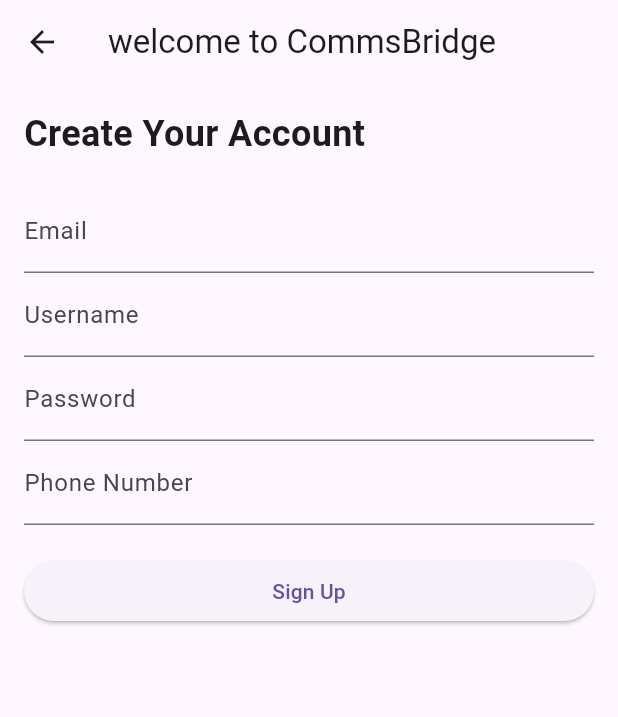
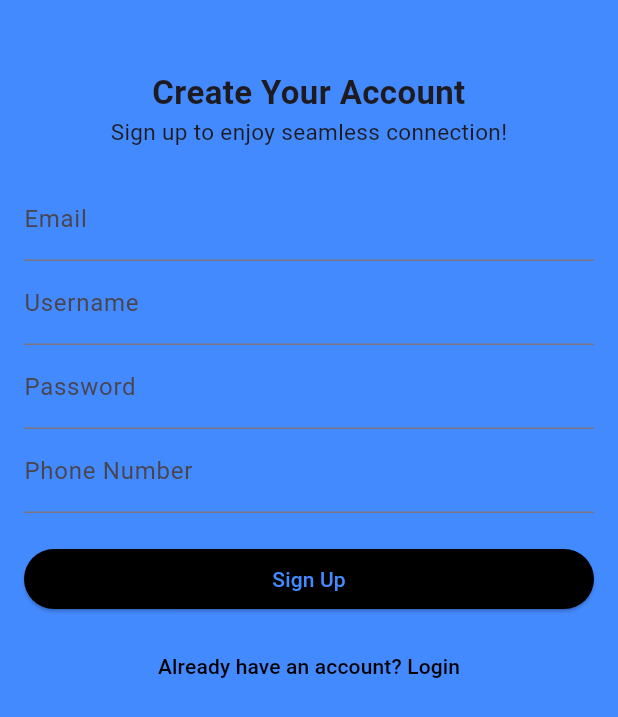
Before and after one commit to Tijanifareed/comms_bridge_frontend, a Flutter app: the SignUpScreen screen opened directly, on a phone screen of 412 x 824 dp. Shown: the top 717 px of the screen. Run offline on Flutter 3.47's test engine with Material 3 defaults, Android fonts, the light colour scheme and no system bars; network calls fail.

Commit message:
sign-up page done

```diff
--- a/lib/screens/signup_screen.dart
+++ b/lib/screens/signup_screen.dart
@@ -61,21 +61,30 @@
   @override
   Widget build(BuildContext context) {
     return Scaffold(
-      appBar: AppBar(
-        title: Text('welcome to CommsBridge'),
-      ),
+      backgroundColor: Colors.blueAccent,
       body: Padding(
         padding: const EdgeInsets.all(16.0),
         child: Column(
           crossAxisAlignment: CrossAxisAlignment.stretch,
           children: [
-            // Add text at the top
+            SizedBox(height:30),
+
             Text(
               'Create Your Account',
               style: TextStyle(
-                fontSize: 24, // Adjust the font size as needed
-                fontWeight: FontWeight.bold, // Make it bold
+                fontSize: 22,
+                fontWeight: FontWeight.bold,
               ),
+              textAlign: TextAlign.center,
+            ),
+
+            Text(
+              'Sign up to enjoy seamless connection!',
+              style: TextStyle(
+                fontSize: 15,
+                fontWeight: FontWeight.normal,
+              ),
+              textAlign: TextAlign.center,
             ),
             SizedBox(height: 20), // Add some space between the text and the form
 
@@ -143,7 +152,27 @@
                   ElevatedButton(
                     onPressed: _handleSignUp,
                     child: Text('Sign Up'),
+                    style: ElevatedButton.styleFrom(
+                      foregroundColor: Colors.blueAccent,
+                      backgroundColor: Colors.black
+                    ),
                   ),
+                  SizedBox(height: 10),
+                  TextButton(
+                      onPressed: (){
+                        Navigator.push(
+                          context,
+                          MaterialPageRoute(builder: (context) => LoginScreen()),
+                        );
+                      },
+
+                      child: Text(
+                        'Already have an account? Login',
+                        style: TextStyle(
+                          color: Colors.black
+                        ),
+                      ),
+                  )
                 ],
               ),
             ),
```
Also changed, not shown: lib/screens/home_screen.dart (+15 -0 lines), lib/screens/landing_screen.dart (+1 -12 lines), lib/screens/login_screen.dart (+16 -1 lines).
